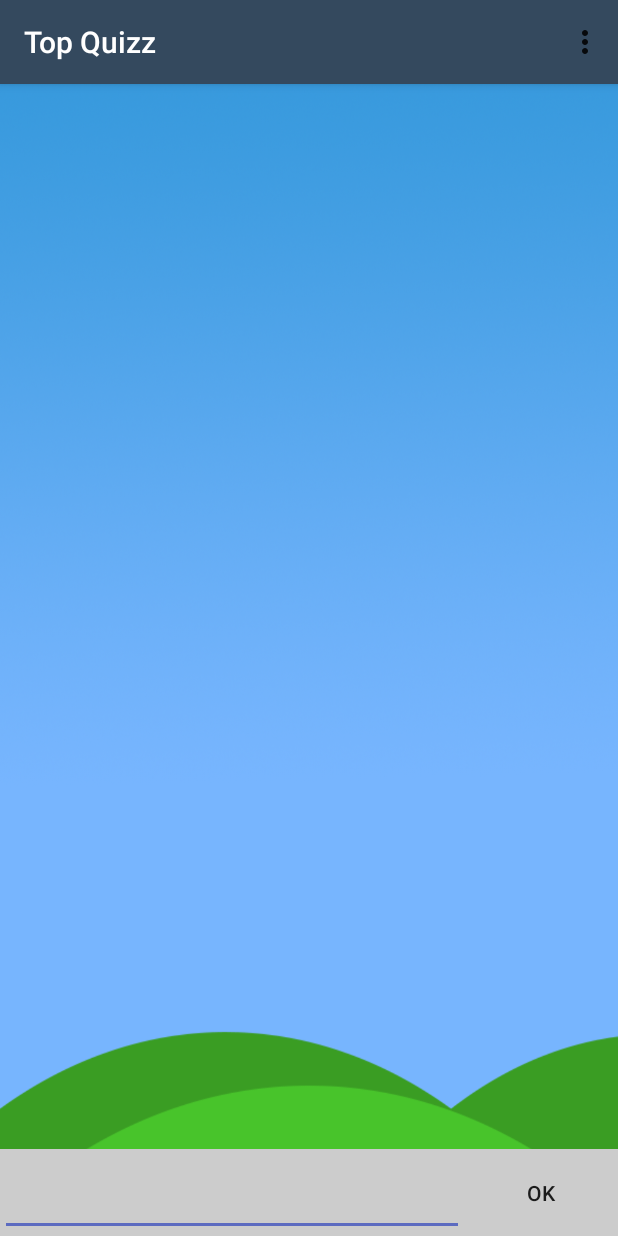
After one commit to paretl/Top-Quizz, an Android app: the Chat screen opened directly, with no data from a screen before it, on a phone screen of 412 x 824 dp. The commit adds this screen. Run offline under Robolectric (Android 15) with nearby library versions, the phone set to English and light mode, and no system bars; libraries missing offline, so code that uses them is left out: com.github.nkzawa.emitter, com.github.nkzawa.socketio, org.achartengine, org.achartengine.chart, org.achartengine.model and 1 more; 4 statements that could not run were skipped.

Commit message:
[RCR][0.1/sw_chat] added chat activity (access in the toolbar)

```diff
--- a/app/src/main/AndroidManifest.xml
+++ b/app/src/main/AndroidManifest.xml
@@ -81,6 +81,10 @@
             android:theme="@style/AppTheme.NoActionBar"
             android:screenOrientation="portrait" />
         <activity
+            android:name=".Chat"
+            android:theme="@style/AppTheme.NoActionBar"
+            android:screenOrientation="portrait" />
+        <activity
             android:name=".CreateQuizz"
             android:theme="@style/AppTheme.NoActionBar"
             android:screenOrientation="portrait" />
--- /dev/null
+++ b/app/src/main/java/cpe/top/quizz/Chat.java
@@ -0,0 +1,224 @@
+package cpe.top.quizz;
+
+import android.content.Intent;
+import android.graphics.Color;
+import android.graphics.Paint;
+import android.os.Bundle;
+import android.renderscript.Sampler;
+import android.support.v7.app.AppCompatActivity;
+import android.support.v7.widget.Toolbar;
+import android.view.Gravity;
+import android.view.Menu;
+import android.view.MenuInflater;
+import android.view.MenuItem;
+import android.view.View;
+import android.widget.AdapterView;
+import android.widget.ArrayAdapter;
+import android.widget.LinearLayout;
+import android.widget.RelativeLayout;
+import android.widget.Spinner;
+import android.widget.TextView;
+import android.widget.Toast;
+
+import org.achartengine.ChartFactory;
+import org.achartengine.GraphicalView;
+import org.achartengine.chart.PointStyle;
+import org.achartengine.model.XYMultipleSeriesDataset;
+import org.achartengine.model.XYSeries;
+import org.achartengine.renderer.XYMultipleSeriesRenderer;
+import org.achartengine.renderer.XYSeriesRenderer;
+import org.w3c.dom.Attr;
+
+import java.util.ArrayList;
+import java.util.HashMap;
+import java.util.List;
+import java.util.Map;
+import java.util.TreeSet;
+import java.util.jar.Attributes;
+
+import cpe.top.quizz.asyncTask.StatisticTask;
+import cpe.top.quizz.asyncTask.responses.AsyncStatisticResponse;
+import cpe.top.quizz.beans.Quizz;
+import cpe.top.quizz.beans.ReturnObject;
+import cpe.top.quizz.beans.Statistic;
+import cpe.top.quizz.beans.User;
+
+import android.app.Activity;
+import android.content.Context;
+import android.content.Intent;
+import android.graphics.Color;
+import android.os.Bundle;
+import android.support.v7.app.AppCompatActivity;
+import android.support.v7.widget.Toolbar;
+import android.text.TextUtils;
+import android.view.Menu;
+import android.view.MenuInflater;
+import android.view.MenuItem;
+import android.view.View;
+import android.widget.Button;
+import android.widget.EditText;
+import android.widget.ListView;
+import android.widget.Toast;
+
+import com.github.nkzawa.emitter.Emitter;
+import com.github.nkzawa.socketio.client.IO;
+import com.github.nkzawa.socketio.client.Socket;
+
+import org.json.JSONException;
+import org.json.JSONObject;
+
+import java.net.URISyntaxException;
+import java.util.ArrayList;
+import java.util.Calendar;
+
+public class Chat extends AppCompatActivity {
+
+    private static final String USER = "USER";
+
+    private Bundle bundle;
+    private User connectedUser;
+
+    private EditText messageInput;
+    private Button sendButton;
+    private MessageAdapter messageAdapter;
+    private Activity activity = (Activity) ((Context) this);
+    private ListView messagesView;
+
+    private Socket mSocket; {
+        try {
+            mSocket = IO.socket("http://163.172.91.2:3000/");
+        } catch (URISyntaxException e) {}
+    }
+
+    private Emitter.Listener onNewMessage = new Emitter.Listener() {
+        @Override
+        public void call(final Object... args) {
+            activity.runOnUiThread(new Runnable() {
+                @Override
+                public void run() {
+                    JSONObject data = (JSONObject) args[0];
+                    String name;
+                    String text;
+                    try {
+                        name = data.getString("name");
+                        text = data.getString("text");
+                    } catch (JSONException e) {
+                        return;
+                    }
+
+                    // add the message to view
+                    addMessage(name, text);
+                }
+            });
+        }
+    };
+
+    @Override
+    protected void onCreate(Bundle savedInstanceState) {
+        super.onCreate(savedInstanceState);
+        setContentView(R.layout.activity_chat);
+
+        Toolbar myToolbar = (Toolbar) findViewById(R.id.my_toolbar);
+        myToolbar.setTitleTextColor(Color.WHITE);
+        setSupportActionBar(myToolbar);
+
+        // Connection à la socket
+        mSocket.on("chat", onNewMessage);
+        mSocket.connect();
+
+        Intent intent = getIntent();
+        connectedUser = (User) getIntent().getSerializableExtra(USER);
+
+        messageAdapter = new MessageAdapter(this, new ArrayList<Message>(), connectedUser.getPseudo());
+        messagesView = (ListView) findViewById(R.id.messages_view);
+        messagesView.setAdapter(messageAdapter);
+
+        //get our input field byits ID
+        messageInput = (EditText)findViewById(R.id.message_input);
+
+        //get our button bu its ID
+        sendButton = (Button) findViewById(R.id.send_button);
+
+        sendButton.setOnClickListener(new View.OnClickListener() {
+            @Override
+            public void onClick(View v) {
+                attemptSend();
+            }
+        });
+
+
+    }
+
+    public void onBackPressed(){
+        Intent intent = new Intent(Chat.this, Home.class);
+        intent.putExtra(USER, connectedUser);
+        startActivity(intent);
+        finish();
+    }
+
+    @Override
+    public void onDestroy() {
+        super.onDestroy();
+        mSocket.disconnect();
+    }
+
+    private void attemptSend() {
+        String message = messageInput.getText().toString().trim();
+        //Remplacer pseudo par connectedUser
+        String stringJsonObject = "{\"name\":\"" + connectedUser.getPseudo() + "\", \"text\":\"" + message + "\"}";
+        if (TextUtils.isEmpty(message)) {
+            return;
+        }
+        try {
+            JSONObject messageJ = new JSONObject(stringJsonObject);
+            messageInput.setText("");
+            mSocket.emit("chat" , messageJ);
+        } catch (JSONException e) {
+            e.printStackTrace();
+        }
+    }
+
+    private void addMessage(String name, String text) {
+        System.out.println("Message reçu de :" + name + "\tMessage :" + text);
+        Message msg = new Message();
+
+        Calendar c = Calendar.getInstance();
+        int hours = c.get(Calendar.HOUR_OF_DAY);
+        int minutes = c.get(Calendar.MINUTE);
+
+        String curTime = String.format("%02d:%02d", hours, minutes);
+
+        msg.name = name + " (" + curTime + ")";
+        msg.text = text;
+
+        messageAdapter.add(msg);
+        messagesView.setSelection(messageAdapter.getCount() - 1);
+    }
+
+    @Override
+    public boolean onCreateOptionsMenu(Menu menu) {
+        MenuInflater inflater = getMenuInflater();
+        inflater.inflate(R.menu.menu, menu);
+        return true;
+    }
+
+    @Override
+    public boolean onOptionsItemSelected(MenuItem item) {
+        switch (item.getItemId()) {
+            case R.id.settings:
+                Toast.makeText(this, "Settings selected", Toast.LENGTH_LONG).show();
+                break;
+            case R.id.logout:
+                // Destroy user and return to main activity
+                connectedUser = null;
+                Toast.makeText(this, "A bientôt !", Toast.LENGTH_LONG).show();
+                Intent intent = new Intent(Chat.this, MainActivity.class);
+                startActivity(intent);
+                finish();
+                break;
+            default:
+                break;
+        }
+        return true;
+    }
+}
--- a/app/src/main/java/cpe/top/quizz/ChooseTheme.java
+++ b/app/src/main/java/cpe/top/quizz/ChooseTheme.java
@@ -172,6 +172,12 @@ public class ChooseTheme extends AppCompatActivity implements SearchView.OnQuery
                 startActivity(intent);
                 finish();
                 break;
+            case R.id.chat:
+                intent = new Intent(ChooseTheme.this, Chat.class);
+                intent.putExtra(USER, connectedUser);
+                startActivity(intent);
+                finish();
+                break;
             default:
                 break;
         }
--- a/app/src/main/java/cpe/top/quizz/CreateQuestion.java
+++ b/app/src/main/java/cpe/top/quizz/CreateQuestion.java
@@ -378,6 +378,12 @@ public class CreateQuestion extends AppCompatActivity implements AsyncQuestionRe
                 startActivity(intent);
                 finish();
                 break;
+            case R.id.chat:
+                intent = new Intent(CreateQuestion.this, Chat.class);
+                intent.putExtra(USER, connectedUser);
+                startActivity(intent);
+                finish();
+                break;
             default:
                 break;
         }
--- a/app/src/main/java/cpe/top/quizz/CreateQuizz.java
+++ b/app/src/main/java/cpe/top/quizz/CreateQuizz.java
@@ -284,6 +284,12 @@ public class CreateQuizz extends AppCompatActivity implements AsyncQuestionRespo
                 startActivity(intent);
                 finish();
                 break;
+            case R.id.chat:
+                intent = new Intent(CreateQuizz.this, Chat.class);
+                intent.putExtra(USER, connectedUser);
+                startActivity(intent);
+                finish();
+                break;
             default:
                 break;
         }
--- a/app/src/main/java/cpe/top/quizz/CreateQuizzChoose.java
+++ b/app/src/main/java/cpe/top/quizz/CreateQuizzChoose.java
@@ -248,6 +248,12 @@ public class CreateQuizzChoose extends AppCompatActivity implements AsyncUserRes
                 startActivity(intent);
                 finish();
                 break;
+            case R.id.chat:
+                intent = new Intent(CreateQuizzChoose.this, Chat.class);
+                intent.putExtra(USER, connectedUser);
+                startActivity(intent);
+                finish();
+                break;
             default:
                 break;
         }
--- a/app/src/main/java/cpe/top/quizz/EndGame.java
+++ b/app/src/main/java/cpe/top/quizz/EndGame.java
@@ -106,6 +106,12 @@ public class EndGame extends AppCompatActivity implements AsyncUserResponse {
                 startActivity(intent);
                 finish();
                 break;
+            case R.id.chat:
+                intent = new Intent(EndGame.this, Chat.class);
+                intent.putExtra(USER, connectedUser);
+                startActivity(intent);
+                finish();
+                break;
             default:
                 break;
          }
--- a/app/src/main/java/cpe/top/quizz/MainActivity.java
+++ b/app/src/main/java/cpe/top/quizz/MainActivity.java
@@ -26,7 +26,6 @@ import cpe.top.quizz.beans.User;
 public class MainActivity extends AppCompatActivity implements AsyncUserResponse {
 
     private final static String USER = "USER";
-    private static final String LIST_QUIZZ = "LIST_QUIZZ";
 
     @Override
     protected void onCreate(Bundle savedInstanceState) {
--- a/app/src/main/java/cpe/top/quizz/ShowQuestions.java
+++ b/app/src/main/java/cpe/top/quizz/ShowQuestions.java
@@ -113,6 +113,12 @@ public class ShowQuestions extends AppCompatActivity implements AsyncUserRespons
                 startActivity(intent);
                 finish();
                 break;
+            case R.id.chat:
+                intent = new Intent(ShowQuestions.this, Chat.class);
+                intent.putExtra(USER, connectedUser);
+                startActivity(intent);
+                finish();
+                break;
             default:
                 break;
         }
--- a/app/src/main/java/cpe/top/quizz/StatsGraphics.java
+++ b/app/src/main/java/cpe/top/quizz/StatsGraphics.java
@@ -311,6 +311,12 @@ public class StatsGraphics extends AppCompatActivity implements AsyncStatisticRe
                 startActivity(intent);
                 finish();
                 break;
+            case R.id.chat:
+                intent = new Intent(StatsGraphics.this, Chat.class);
+                intent.putExtra(USER, connectedUser);
+                startActivity(intent);
+                finish();
+                break;
             default:
                 break;
         }
--- a/app/src/main/java/cpe/top/quizz/ThemesDisplay.java
+++ b/app/src/main/java/cpe/top/quizz/ThemesDisplay.java
@@ -118,6 +118,12 @@ public class ThemesDisplay extends AppCompatActivity implements AsyncUserRespons
                 Toast.makeText(this, "A bientôt !", Toast.LENGTH_LONG).show();
                 Intent intent = new Intent(ThemesDisplay.this, MainActivity.class);
                 startActivity(intent);
+                break;
+            case R.id.chat:
+                intent = new Intent(ThemesDisplay.this, Chat.class);
+                intent.putExtra(USER, connectedUser);
+                startActivity(intent);
+                finish();
                 break;
             default:
                 break;
--- /dev/null
+++ b/app/src/main/res/layout/activity_chat.xml
@@ -0,0 +1,61 @@
+<LinearLayout
+    xmlns:android="http://schemas.android.com/apk/res/android"
+    xmlns:app="http://schemas.android.com/apk/res-auto"
+    xmlns:tools="http://schemas.android.com/tools"
+    android:layout_width="match_parent"
+    android:layout_height="match_parent"
+    android:orientation="vertical"
+    tools:context=".MainActivity"
+    android:weightSum="4"
+    android:background="@drawable/background"
+    android:scaleType="center">
+
+    <android.support.v7.widget.Toolbar android:id="@+id/my_toolbar"
+        android:layout_width="match_parent"
+        android:layout_height="?attr/actionBarSize"
+        android:background="?attr/colorPrimary"
+        android:theme="@style/ThemeOverlay.AppCompat.ActionBar"
+        app:popupTheme="@style/ThemeOverlay.AppCompat.Light"
+        android:elevation="4dp"
+        xmlns:android="http://schemas.android.com/apk/res/android"
+        xmlns:app="http://schemas.android.com/apk/res-auto" />
+
+    <ListView
+        android:layout_width="match_parent"
+        android:layout_height="match_parent"
+        android:layout_weight="1"
+        android:id="@+id/messages_view"
+        android:layout_alignParentTop="true"
+        android:layout_alignParentLeft="true"
+        android:layout_alignParentStart="true" />
+
+    <LinearLayout
+        android:id="@+id/input_bar"
+        android:layout_width="match_parent"
+        android:layout_height="400dp"
+        android:background="@color/colorLtGrey"
+        android:orientation="horizontal"
+        android:layout_weight="3"
+        android:weightSum="4"
+        android:gravity="center">
+
+        <EditText
+            android:id="@+id/message_input"
+            android:layout_width="match_parent"
+            android:layout_height="match_parent"
+            android:inputType="text"
+            android:layout_weight="1" />
+
+        <Button
+            android:id="@+id/send_button"
+            android:layout_width="match_parent"
+            android:layout_height="match_parent"
+            android:background="@color/colorLtGrey"
+            style="?android:attr/borderlessButtonStyle"
+            android:text="OK"
+            android:layout_weight="3"
+            android:gravity="center" />
+
+    </LinearLayout>
+
+</LinearLayout>
--- a/app/src/main/res/menu/menu.xml
+++ b/app/src/main/res/menu/menu.xml
@@ -15,5 +15,9 @@
         android:title="@string/app_logout"
         app:showAsAction="never" />
 
+    <item
+        android:id="@+id/chat"
+        android:title="Chat"
+        app:showAsAction="never"/>
 
 </menu>
```
Also changed, not shown: app/build.gradle (+9 -0 lines), app/src/main/java/cpe/top/quizz/Home.java (+7 -0 lines), app/src/main/java/cpe/top/quizz/Message.java (added, +10 -0 lines), app/src/main/java/cpe/top/quizz/MessageAdapter.java (added, +110 -0 lines), app/src/main/res/layout/activity_message.xml (added, +37 -0 lines), app/src/main/res/libs/libs/socketio.jar (added).
